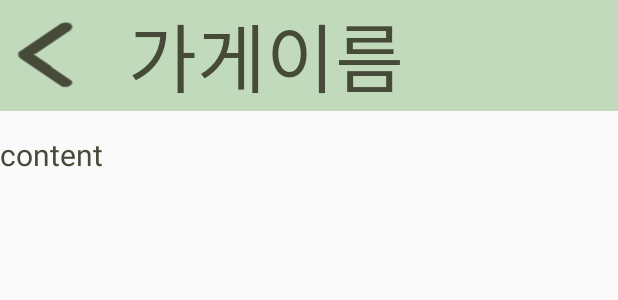
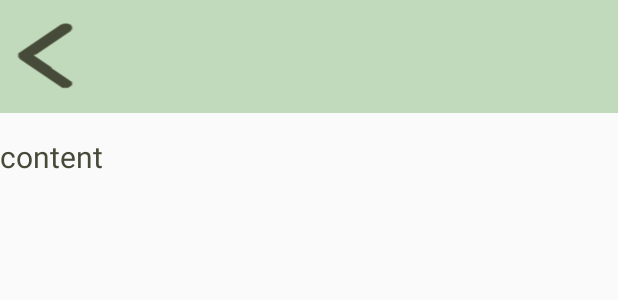
Before and after one commit to Team2-Greener/Team_2, an Android app: the layout media_detail_view.xml on its own in the app's theme, with its tools: preview values and no code run, on a phone screen of 412 x 824 dp. Shown: the top 300 px of the screen. Run offline under Robolectric (Android 15) with nearby library versions, the phone set to English and light mode, and no system bars.

Commit message:
미디어탭 클릭 구현

```diff
--- a/app/src/main/java/com/greener/MediaDetailView.java
+++ b/app/src/main/java/com/greener/MediaDetailView.java
@@ -53,8 +53,6 @@ public class MediaDetailView extends AppCompatActivity {
 
         Title = MediaDetailTitle.getText().toString();
 
-        adapter = new MediaDetailViewAdapter(arrayList, this);
-
         database = FirebaseDatabase.getInstance();
         databaseReference = database.getReference("환경정보").child(Path);
         databaseReference.addListenerForSingleValueEvent(new ValueEventListener() {
@@ -77,6 +75,8 @@ public class MediaDetailView extends AppCompatActivity {
             }
         });
 
+        adapter = new MediaDetailViewAdapter(arrayList, this);
         recyclerView.setAdapter(adapter); // 리사이클러뷰에 어댑터 연결
     }
+
 }
--- a/app/src/main/java/com/greener/MediaList.java
+++ b/app/src/main/java/com/greener/MediaList.java
@@ -1,12 +1,20 @@
 package com.greener;
 
 public class MediaList {
+    private String imageTitle;
     private String imageUri;
-    private String imageTitle;
     private String titleStr ;
 
     public MediaList() {
 
+    }
+
+    public String getImageTitle() {
+        return imageTitle;
+    }
+
+    public void setImageTitle(String imageTitle) {
+        this.imageTitle = imageTitle;
     }
 
     public String getImageUri() {
@@ -17,14 +25,6 @@ public class MediaList {
         this.imageUri = imageUri;
     }
 
-    public String getImageTitle() {
-        return imageTitle;
-    }
-
-    public void setImageTitle(String imageTitle) {
-        this.imageTitle = imageTitle;
-    }
-
     public String getTitleStr() { return titleStr; }
 
     public void setTitleStr(String titleStr) { this.titleStr = titleStr; }
--- a/app/src/main/res/layout/media_detail_view.xml
+++ b/app/src/main/res/layout/media_detail_view.xml
@@ -8,8 +8,9 @@
     android:orientation="vertical">
 
     <LinearLayout
+        android:id="@+id/media_detail_topbar"
         android:layout_width="match_parent"
-        android:layout_height="wrap_content"
+        android:layout_height="75dp"
         android:orientation="horizontal"
         android:background="@color/main_color" >
 
@@ -22,21 +23,10 @@
             android:background="@drawable/toleft"
             android:backgroundTint="@color/dark_greener"/>
 
-        <TextView
-            android:id="@+id/media_detail_title"
-            android:layout_width="wrap_content"
-            android:layout_height="wrap_content"
-            android:layout_marginLeft="30dp"
-            android:gravity="center_vertical"
-            android:text="가게이름"
-            android:textSize="50dp"
-            android:textColor="@color/dark_greener"/>
-
-
     </LinearLayout>
 
     <TextView
-        android:id="@+id/media_detail_content"
+        android:id="@+id/media_detail_title"
         android:layout_width="match_parent"
         android:layout_height="wrap_content"
         android:layout_marginTop="15dp"
@@ -44,25 +34,12 @@
         android:text="content"
         android:textColor="@color/dark_greener" />
 
-    <androidx.constraintlayout.widget.ConstraintLayout
-        android:id="@+id/media_detail_frame"
+    <androidx.recyclerview.widget.RecyclerView
+        android:id="@+id/media_detail_recyclerView"
         android:layout_width="match_parent"
         android:layout_height="match_parent"
         android:layout_marginTop="20dp"
-        android:layout_marginRight="10dp"
-        android:layout_marginLeft="10dp">
-
-        <androidx.recyclerview.widget.RecyclerView
-            android:id="@+id/media_detail_recyclerView"
-            android:layout_width="match_parent"
-            android:layout_height="match_parent"
-            app:layout_constraintBottom_toBottomOf="parent"
-            app:layout_constraintEnd_toEndOf="parent"
-            app:layout_constraintStart_toStartOf="parent"
-            app:layout_constraintTop_toBottomOf="@id/media_detail_content"
-            android:overScrollMode="never"
-            android:scrollbars="vertical"
-            tools:ignore="NotSibling" />
-    </androidx.constraintlayout.widget.ConstraintLayout>
+        android:overScrollMode="never"
+        android:scrollbars="vertical" />
 
 </LinearLayout>
```
